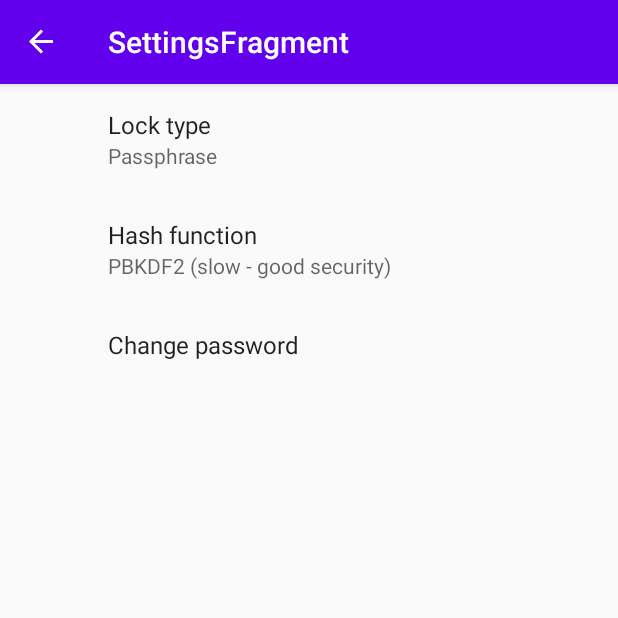
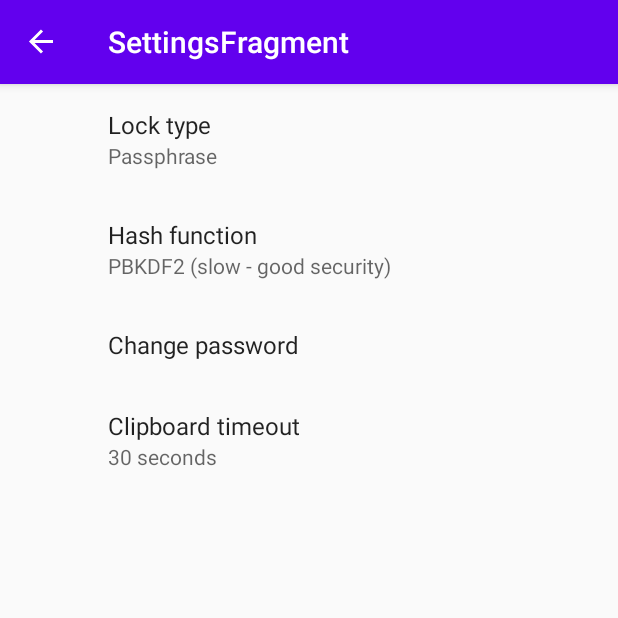
Before and after one commit to synapticweb/CipherPass, an Android app: the SettingsFragment screen opened through its navigation route, on a phone screen of 412 x 824 dp, the top half of it. Run offline under Robolectric (Android 15) with nearby library versions, the phone set to English and light mode, and no system bars; our stand-ins replace Dagger/Hilt's generated code, Room's generated code, androidx.preference, navigation-ui; libraries missing offline, so code that uses them is left out: net.sqlcipher.database.

Commit message:
Clipboard timeout preference.

```diff
--- a/app/src/main/java/net/synapticweb/passman/Constants.kt
+++ b/app/src/main/java/net/synapticweb/passman/Constants.kt
@@ -36,3 +36,7 @@ const val SORT_NAME_ASC = "SORT_NAME_ASC"
 const val SORT_NAME_DESC = "SORT_NAME_DESC"
 const val SORT_MODIF_ASC = "SORT_MODIF_ASC"
 const val SORT_MODIF_DESC = "SORT_MODIF_DESC"
+
+const val CLIPBOARD_LABEL_KEY = "net.synapticweb.passman.clipboard_key"
+const val CLIPBOARD_TIMEOUT_KEY = "clipboard_timeout"
+const val CLIPBOARD_TIMEOUT_DISABLED = "disabled"
--- a/app/src/main/java/net/synapticweb/passman/settings/SettingsFragment.kt
+++ b/app/src/main/java/net/synapticweb/passman/settings/SettingsFragment.kt
@@ -74,5 +74,10 @@ class SettingsFragment : PreferenceFragmentCompat() {
                 changeHash(preference as ListPreference, hashFuncEntries[index], newValue as String)
                 false
             }
+
+        val clipboardTimeout = findPreference<ListPreference>(CLIPBOARD_TIMEOUT_KEY)
+        clipboardTimeout?.setSummaryProvider { preference ->
+            (preference as ListPreference).entry
         }
+    }
 }
--- a/app/src/main/res/values/arrays.xml
+++ b/app/src/main/res/values/arrays.xml
@@ -56,4 +56,22 @@
         <item>@drawable/item_album</item>
     </integer-array>
 
+    <string-array name="clipboard_timeout_entries">
+        <item>@string/ctout_15</item>
+        <item>@string/ctout_30</item>
+        <item>@string/ctout_60</item>
+        <item>@string/ctout_180</item>
+        <item>@string/ctout_300</item>
+        <item>@string/ctout_disabled</item>
+    </string-array>
+
+    <string-array name="clipboard_timeout_values">
+        <item>15</item>
+        <item>30</item>
+        <item>60</item>
+        <item>180</item>
+        <item>300</item>
+        <item>disabled</item>
+    </string-array>
+
 </resources>
--- a/app/src/main/res/values/strings.xml
+++ b/app/src/main/res/values/strings.xml
@@ -89,4 +89,11 @@
     <string name="delete_custom_field_title">Delete field</string>
     <string name="delete_custom_field_message">Delete this custom field? (Recovery is not possible.)</string>
     <string name="edit_custom_field">Edit custom field</string>
+    <string name="clipboard_timeout">Clipboard timeout</string>
+    <string name="ctout_15">15 seconds</string>
+    <string name="ctout_30">30 seconds</string>
+    <string name="ctout_60">1 minute</string>
+    <string name="ctout_180">3 minutes</string>
+    <string name="ctout_300">5 minutes</string>
+    <string name="ctout_disabled">Disabled</string>
 </resources>
--- a/app/src/main/res/xml/preferences.xml
+++ b/app/src/main/res/xml/preferences.xml
@@ -19,4 +19,13 @@
     <Preference
         android:key="changepass"
         android:title="@string/change_pass"/>
+
+    <ListPreference
+        android:key="clipboard_timeout"
+        android:title="@string/clipboard_timeout"
+        android:entries="@array/clipboard_timeout_entries"
+        android:entryValues="@array/clipboard_timeout_values"
+        android:defaultValue="30">
+    </ListPreference>
+
 </androidx.preference.PreferenceScreen>
```
Also changed, not shown: app/src/main/java/net/synapticweb/passman/entrydetail/CleanClipboard.kt (+6 -2 lines), app/src/main/java/net/synapticweb/passman/entrydetail/EntryDetailViewModel.kt (+17 -5 lines), 1 other file.
